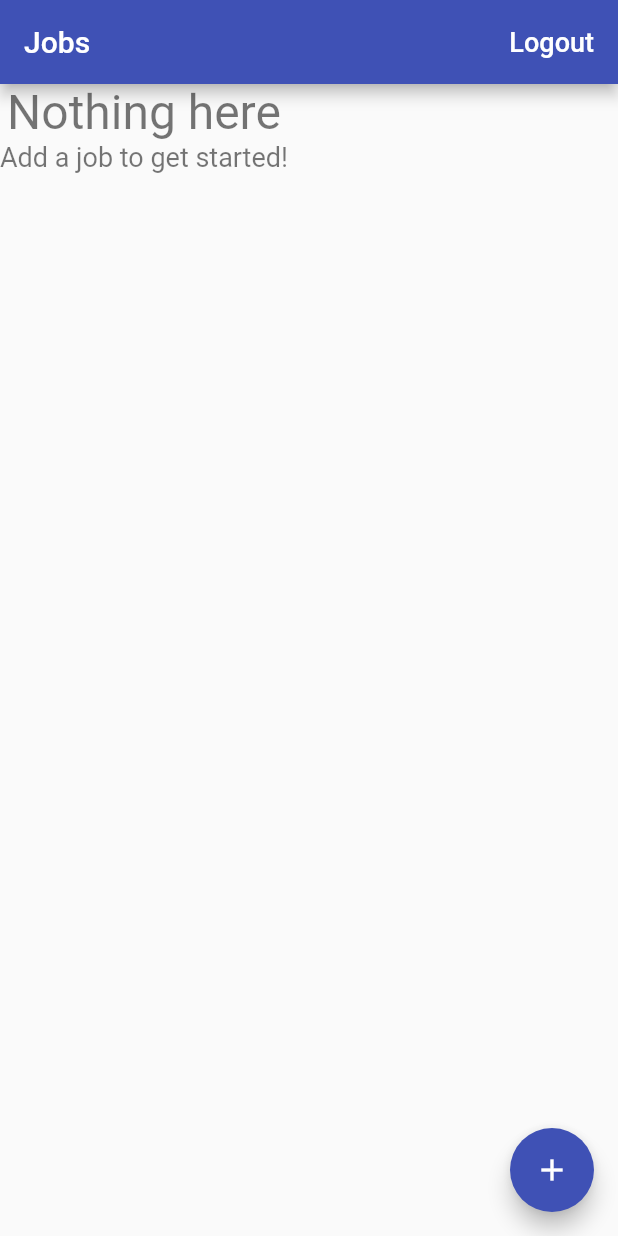
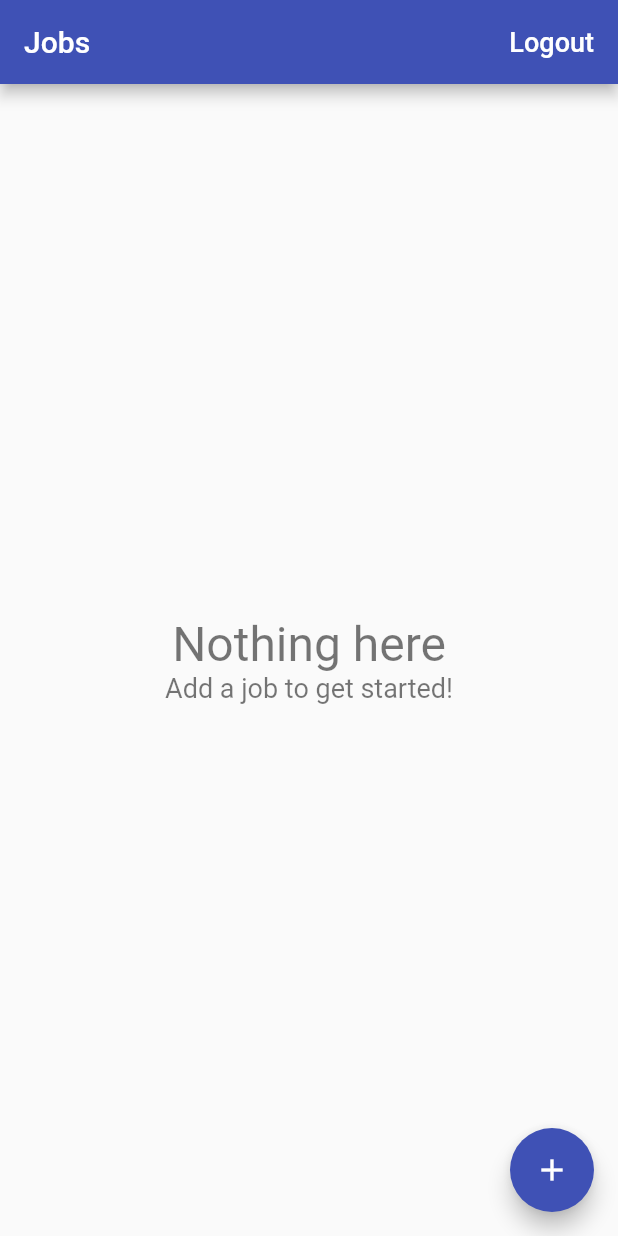
Before and after one commit to Arist937/time_tracker_app_course, a Flutter app: the screen it shows once a user with an empty profile is signed in, on a phone screen of 412 x 824 dp. Run offline on Flutter 3.47's test engine with Material 2 defaults, Android fonts, the phone set to English and light mode, and no system bars; our stand-ins replace cloud_firestore, firebase_auth, firebase_core, google_sign_in; missing offline and left inert: flutter_login_facebook; accounts and stored records are empty.

```diff
--- a/lib/app/home/jobs/empty_job_content.dart
+++ b/lib/app/home/jobs/empty_job_content.dart
@@ -12,7 +12,9 @@ class EmptyContent extends StatelessWidget {
 
   @override
   Widget build(BuildContext context) {
-    return Column(
+    return Center(
+      child: Column(
+        mainAxisAlignment: MainAxisAlignment.center,
         children: <Widget>[
           Text(
             title,
@@ -29,6 +31,7 @@ class EmptyContent extends StatelessWidget {
             ),
           ),
         ],
+      ),
     );
   }
 }
--- a/lib/app/home/jobs/jobs_page.dart
+++ b/lib/app/home/jobs/jobs_page.dart
@@ -1,10 +1,12 @@
+import 'package:firebase_core/firebase_core.dart';
 import 'package:flutter/material.dart';
 import 'package:provider/provider.dart';
 import 'package:time_tracker_flutter_course/app/home/jobs/edit_job_page.dart';
-import 'package:time_tracker_flutter_course/app/home/jobs/empty_job_content.dart';
 import 'package:time_tracker_flutter_course/app/home/jobs/job_list_tile.dart';
+import 'package:time_tracker_flutter_course/app/home/jobs/list_items_builder.dart';
 import 'package:time_tracker_flutter_course/app/home/models/job.dart';
 import 'package:time_tracker_flutter_course/common_widgets/show_alert_dialog.dart';
+import 'package:time_tracker_flutter_course/common_widgets/show_exception_alert_dialog.dart';
 import 'package:time_tracker_flutter_course/services/auth.dart';
 import 'package:time_tracker_flutter_course/services/database.dart';
 
@@ -29,6 +31,19 @@ class JobsPage extends StatelessWidget {
 
     if (didRequestSignOut == true) {
       _signOut(context);
+    }
+  }
+
+  _delete(BuildContext context, Job job) {
+    try {
+      final database = Provider.of<Database>(context, listen: false);
+      database.deleteJob(job);
+    } on FirebaseException catch (e) {
+      showExceptionAlertDialog(
+        context,
+        title: "Operation Failed",
+        exception: e,
+      );
     }
   }
 
@@ -63,33 +78,23 @@ class JobsPage extends StatelessWidget {
     return StreamBuilder<List<Job>>(
       stream: database.streamJobs(),
       builder: (context, snapshot) {
-        if (snapshot.hasData) {
-          final jobs = snapshot.data;
-          if (jobs.isNotEmpty) {
-            final children = jobs
-                .map((job) => JobListTile(
-                    job: job,
-                    onTap: () => EditJobPage.show(
-                          context,
-                          job: job,
-                        )))
-                .toList();
-            return ListView(
-              children: children,
-            );
-          }
-
-          return EmptyContent();
-        }
-
-        if (snapshot.hasError) {
-          return Center(
-            child: Text("Some Error Occurred"),
-          );
-        }
-
-        return Center(
-          child: CircularProgressIndicator(),
+        return ListItemsBuilder<Job>(
+          snapshot: snapshot,
+          itemBuilder: (context, job) => Dismissible(
+            key: Key('${job.name}-${job.id}'),
+            background: Container(
+              color: Colors.red,
+            ),
+            direction: DismissDirection.endToStart,
+            onDismissed: (direction) => _delete(context, job),
+            child: JobListTile(
+              job: job,
+              onTap: () => EditJobPage.show(
+                context,
+                job: job,
+              ),
+            ),
+          ),
         );
       },
     );
--- /dev/null
+++ b/lib/app/home/jobs/list_items_builder.dart
@@ -0,0 +1,45 @@
+import 'package:flutter/material.dart';
+import 'package:time_tracker_flutter_course/app/home/jobs/empty_job_content.dart';
+
+typedef ItemWidgetBuilder<T> = Widget Function(BuildContext context, T item);
+
+class ListItemsBuilder<T> extends StatelessWidget {
+  const ListItemsBuilder(
+      {Key key, @required this.itemBuilder, @required this.snapshot})
+      : super(key: key);
+
+  final AsyncSnapshot<List<T>> snapshot;
+  final ItemWidgetBuilder<T> itemBuilder;
+
+  @override
+  Widget build(BuildContext context) {
+    if (snapshot.hasData) {
+      final List<T> items = snapshot.data;
+      if (items.isNotEmpty) {
+        return _buildList(items);
+      } else {
+        return EmptyContent();
+      }
+    } else if (snapshot.hasError) {
+      return EmptyContent(
+        title: "Something went wrong",
+        message: "Can't Load items right now",
+      );
+    }
+
+    return CircularProgressIndicator();
+  }
+
+  Widget _buildList(List<T> items) {
+    return ListView.separated(
+      itemCount: items.length + 2,
+      itemBuilder: (context, index) {
+        if (index == 0 || index == items.length + 1) {
+          return Container();
+        }
+        return itemBuilder(context, items[index - 1]);
+      },
+      separatorBuilder: (context, index) => Divider(height: 0.5),
+    );
+  }
+}
--- a/lib/app/sign_in/email_sign_in_change_model.dart
+++ b/lib/app/sign_in/email_sign_in_change_model.dart
@@ -26,7 +26,8 @@ class EmailSignInChangeModel with EmailAndPasswordValidator, ChangeNotifier {
 
     try {
       if (this.formType == EmailSignInFormType.signIn) {
-        await auth.signInWithEmail(this.email, this.password);
+        final user = await auth.signInWithEmail(this.email, this.password);
+        print(user.uid);
       } else {
         await auth.createEmailAccount(this.email, this.password);
       }
--- a/lib/services/database.dart
+++ b/lib/services/database.dart
@@ -6,6 +6,7 @@ import 'package:time_tracker_flutter_course/services/firestore_service.dart';
 abstract class Database {
   Future<void> setJob(Job job);
   Stream<List<Job>> streamJobs();
+  Future<void> deleteJob(Job job);
 }
 
 String documentIdFromCurrentDate() => DateTime.now().toIso8601String();
@@ -21,6 +22,10 @@ class FirestoreDatabase implements Database {
         data: job.toMap(),
       );
 
+  Future<void> deleteJob(Job job) {
+    return _service.deleteData(path: APIPath.job(uid, job.id));
+  }
+
   Stream<List<Job>> streamJobs() {
     return _service.collectionStream(
       path: APIPath.jobs(uid),
```
Also changed, not shown: lib/app/home/jobs/edit_job_page.dart (+13 -4 lines), lib/services/firestore_service.dart (+9 -1 lines). Lines whose indentation alone changed are shown as unchanged.
